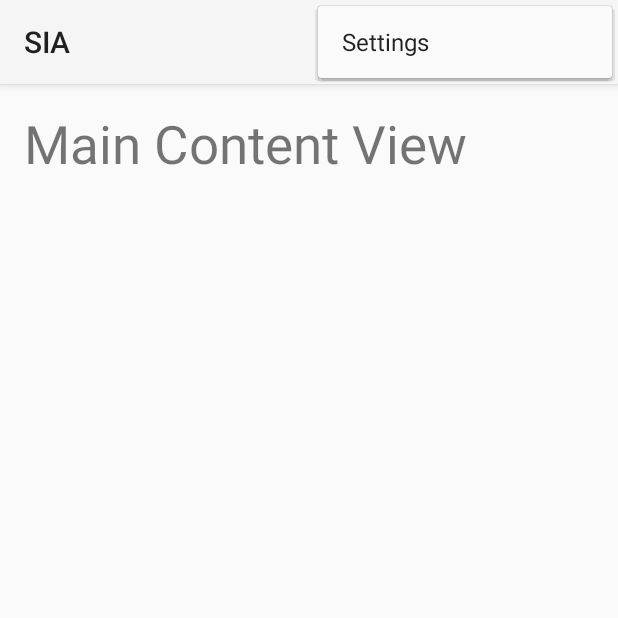
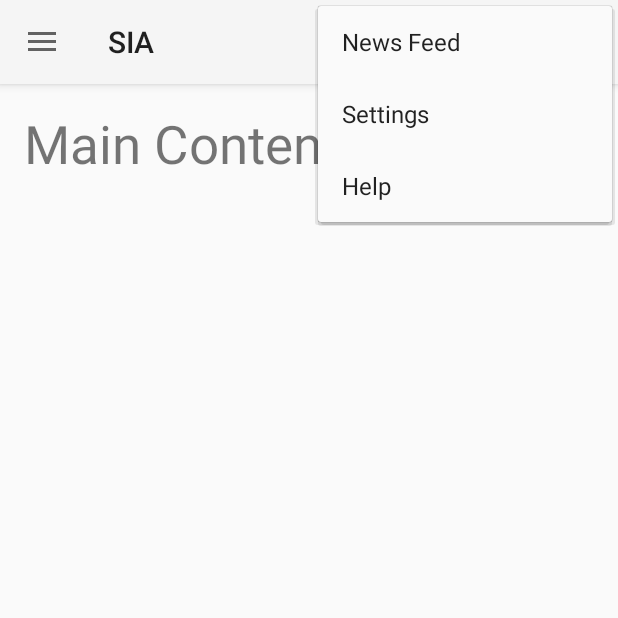
Before and after one commit to bjcrawford/StockInformationApp, an Android app: the screen it shows after launch (MainActivity), with the options menu open, on a phone screen of 412 x 824 dp, the top half of it. Run offline under Robolectric (Android 15) with nearby library versions, the phone set to English and light mode, and no system bars.

Commit message:
Added a stock list drawer toggle to the action bar, Updated main activity to use the new stock class to populate the stock list drawer, Added a stock details fragment and functionality to add an item from the stock list as a fragment to the main activity layout, Updated the action bar with some common items

```diff
--- a/SIA/app/src/main/java/edu/temple/cis4350/bc/sia/MainActivity.java
+++ b/SIA/app/src/main/java/edu/temple/cis4350/bc/sia/MainActivity.java
@@ -1,31 +1,35 @@
 package edu.temple.cis4350.bc.sia;
 
 import android.app.Activity;
+import android.net.Uri;
 import android.os.Bundle;
 import android.support.v4.view.GravityCompat;
 import android.support.v4.widget.DrawerLayout;
+import android.support.v7.app.ActionBarDrawerToggle;
 import android.support.v7.widget.LinearLayoutManager;
 import android.support.v7.widget.RecyclerView;
 import android.util.Log;
 import android.view.Menu;
 import android.view.MenuItem;
 import android.view.View;
-
 import java.util.ArrayList;
 
 
-public class MainActivity extends Activity implements StockListItemAdapter.OnItemClickListener {
+public class MainActivity extends Activity implements
+        StockListItemAdapter.OnItemClickListener,
+        StockDetailsFragment.OnFragmentInteractionListener {
 
     private static final String TAG = "MainActivity";
 
     private DrawerLayout drawerLayout;
     private RecyclerView drawerStockList;
+    private ActionBarDrawerToggle drawerToggle;
 
     private String[] stockSymbols;
     private String[] stockNames;
     private int[] stockColors;
 
-    private ArrayList<StockListItem> stockListItems;
+    private ArrayList<Stock> stocks;
 
     @Override
     protected void onCreate(Bundle savedInstanceState) {
@@ -39,43 +43,94 @@ public class MainActivity extends Activity implements StockListItemAdapter.OnIte
         stockNames = getResources().getStringArray(R.array.stock_names);
         stockColors = getResources().getIntArray(R.array.stock_colors);
 
-        stockListItems = new ArrayList<StockListItem>();
+        stocks = new ArrayList<Stock>();
         for (int i = 0; i < stockSymbols.length; i++) {
-            stockListItems.add(i, new StockListItem(stockSymbols[i], stockNames[i], stockColors[i]));
+            stocks.add(i, new Stock(stockSymbols[i], stockNames[i], stockColors[i]));
         }
 
         drawerLayout.setDrawerShadow(R.drawable.drawer_shadow, GravityCompat.START);
 
         drawerStockList.setLayoutManager(new LinearLayoutManager(this));
-        drawerStockList.setAdapter(new StockListItemAdapter(stockListItems, this));
+        drawerStockList.setAdapter(new StockListItemAdapter(stocks, this));
+
+        getActionBar().setDisplayHomeAsUpEnabled(true);
+        getActionBar().setHomeButtonEnabled(true);
+
+        drawerToggle = new ActionBarDrawerToggle(
+                this,
+                drawerLayout,
+                R.string.drawer_open,
+                R.string.drawer_close
+        ) {
+            public void onDrawerClosed(View view) {
+                super.onDrawerClosed(view);
+                Log.d(TAG, "Stock list drawer closed");
+                invalidateOptionsMenu();
+                syncState();
+            }
+
+            public void onDrawerOpened(View drawerView) {
+                super.onDrawerClosed(drawerView);
+                Log.d(TAG, "Stock list drawer opened");
+                invalidateOptionsMenu();
+                syncState();
+            }
+        };
+
+        drawerLayout.setDrawerListener(drawerToggle);
+
+        drawerToggle.syncState();
     }
 
 
     @Override
     public boolean onCreateOptionsMenu(Menu menu) {
-        // Inflate the menu; this adds items to the action bar if it is present.
         getMenuInflater().inflate(R.menu.menu_main, menu);
         return true;
     }
 
     @Override
     public boolean onOptionsItemSelected(MenuItem item) {
-        // Handle action bar item clicks here. The action bar will
-        // automatically handle clicks on the Home/Up button, so long
-        // as you specify a parent activity in AndroidManifest.xml.
-        int id = item.getItemId();
 
-        //noinspection SimplifiableIfStatement
-        if (id == R.id.action_settings) {
+        if (drawerToggle.onOptionsItemSelected(item)) {
             return true;
         }
 
-        return super.onOptionsItemSelected(item);
+        switch (item.getItemId()) {
+            case R.id.action_news_feed:
+                Log.d(TAG, "News Feed selected");
+                return true;
+            case R.id.action_settings:
+                Log.d(TAG, "Settings selected");
+                return true;
+            case R.id.action_help:
+                Log.d(TAG, "Help selected");
+                return true;
+            default:
+                return super.onOptionsItemSelected(item);
+        }
     }
 
     @Override
     public void onClick(View view, int position) {
-        Log.d(TAG, "Item " + stockListItems.get(position).stockName + " clicked");
+        Log.d(TAG, "Item " + stocks.get(position).stockName + " selected");
+        drawerLayout.closeDrawer(drawerStockList);
+
+        StockDetailsFragment sdf = StockDetailsFragment.newInstance(
+                stocks.get(position).stockName,
+                stocks.get(position).stockSymbol,
+                String.valueOf(stocks.get(position).stockPrice),
+                String.valueOf(stocks.get(position).stockChange)
+
+        );
+
+        getFragmentManager().beginTransaction()
+                .replace(R.id.main_content_fragment_container, sdf)
+                .commit();
     }
 
+    @Override
+    public void onFragmentInteraction(Uri uri) {
+
+    }
 }
--- a/SIA/app/src/main/res/menu/menu_main.xml
+++ b/SIA/app/src/main/res/menu/menu_main.xml
@@ -1,6 +1,22 @@
-<menu xmlns:android="http://schemas.android.com/apk/res/android"
+<menu
+    xmlns:android="http://schemas.android.com/apk/res/android"
     xmlns:app="http://schemas.android.com/apk/res-auto"
-    xmlns:tools="http://schemas.android.com/tools" tools:context=".MainActivity">
-    <item android:id="@+id/action_settings" android:title="@string/action_settings"
-        android:orderInCategory="100" app:showAsAction="never" />
+    xmlns:tools="http://schemas.android.com/tools"
+    tools:context=".MainActivity">
+
+    <item
+        android:id="@+id/action_news_feed"
+        android:title="@string/action_news_feed"
+        app:showAsAction="never" />
+
+    <item
+        android:id="@+id/action_settings"
+        android:title="@string/action_settings"
+        app:showAsAction="never" />
+
+    <item
+        android:id="@+id/action_help"
+        android:title="@string/action_help"
+        app:showAsAction="never" />
+
 </menu>
--- a/SIA/app/src/main/res/values/strings.xml
+++ b/SIA/app/src/main/res/values/strings.xml
@@ -1,4 +1,24 @@
 <resources>
+
     <string name="app_name">SIA</string>
+
+    <!-- Action bar menu item strings -->
+    <string name="action_news_feed">News Feed</string>
     <string name="action_settings">Settings</string>
+    <string name="action_help">Help</string>
+
+    <!-- Accessibility descriptions -->
+    <string name="drawer_open">Open the stock list drawer</string>
+    <string name="drawer_close">Close the stock list drawer</string>
+
+    <!-- Stock details fragment strings -->
+    <string name="stock_name_title">Name:</string>
+    <string name="stock_symbol_title">Symbol:</string>
+    <string name="stock_price_title">Price:</string>
+    <string name="stock_change_title">Change:</string>
+    <string name="placeholder">Placeholder</string>
+
+<!-- TODO: Remove or change this placeholder text -->
+    <string name="hello_blank_fragment">Hello blank fragment</string>
+
 </resources>
```
Also changed, not shown: SIA/app/src/main/java/edu/temple/cis4350/bc/sia/StockDetailsFragment.java (added, +130 -0 lines), SIA/app/src/main/res/layout/fragment_stock_details.xml (added, +84 -0 lines).
